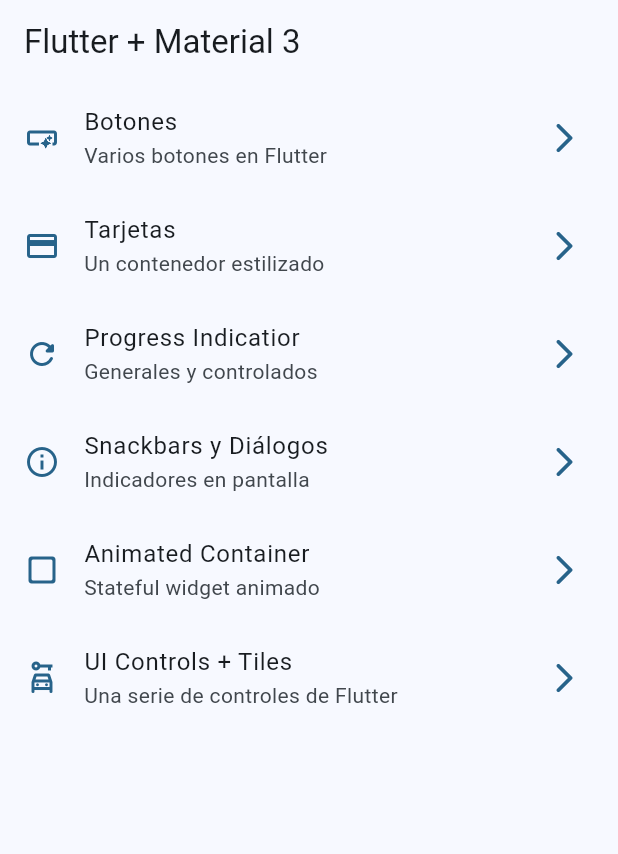
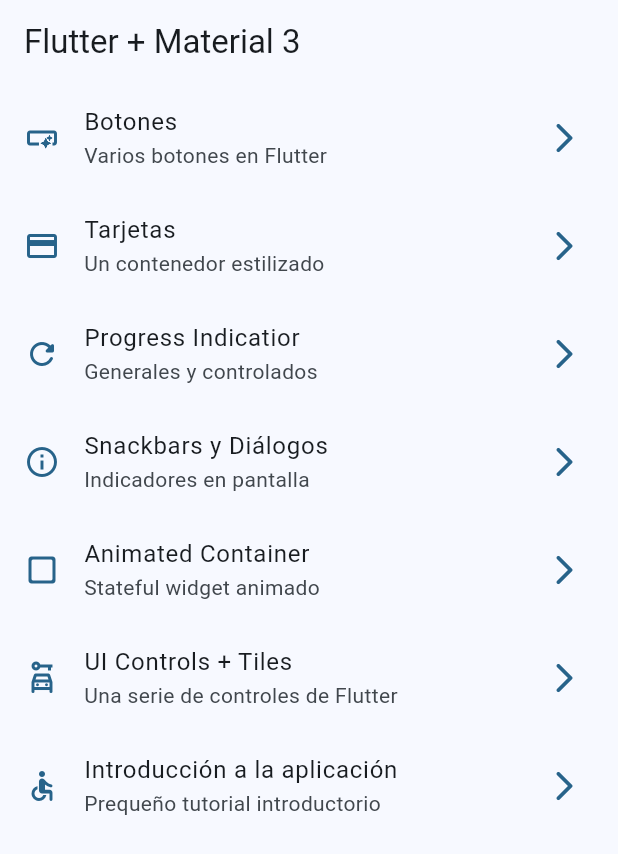
Before and after one commit to javikuma/widgets_app, a Flutter app: the screen it shows after launch, on a phone screen of 412 x 824 dp. Shown: the top 854 px of the screen. Run offline on Flutter 3.47's test engine with Material 3 defaults, Android fonts, the phone set to English and light mode, and no system bars; our stand-ins replace go_router.

Commit message:
tutorial screen added

```diff
--- a/lib/config/menu/menu_items.dart
+++ b/lib/config/menu/menu_items.dart
@@ -49,4 +49,10 @@ const appMenuItems = <MenuItem>[
       subtitle: 'Una serie de controles de Flutter',
       link: '/ui-controls',
       icon: Icons.car_rental_outlined),
+
+  MenuItem(
+      title: 'Introducción a la aplicación',
+      subtitle: 'Prequeño tutorial introductorio',
+      link: '/tutorial',
+      icon: Icons.accessible_rounded),
 ];
--- a/lib/config/router/app_router.dart
+++ b/lib/config/router/app_router.dart
@@ -40,5 +40,10 @@ final appRouter = GoRouter(
       name: UiControlsScreen.name,
       builder: (context, state) => const UiControlsScreen(),
     ),
+    GoRoute(
+      path: '/tutorial',
+      name: AppTutorialScreen.name,
+      builder: (context, state) => const AppTutorialScreen(),
+    ),
   ],
 );
```
